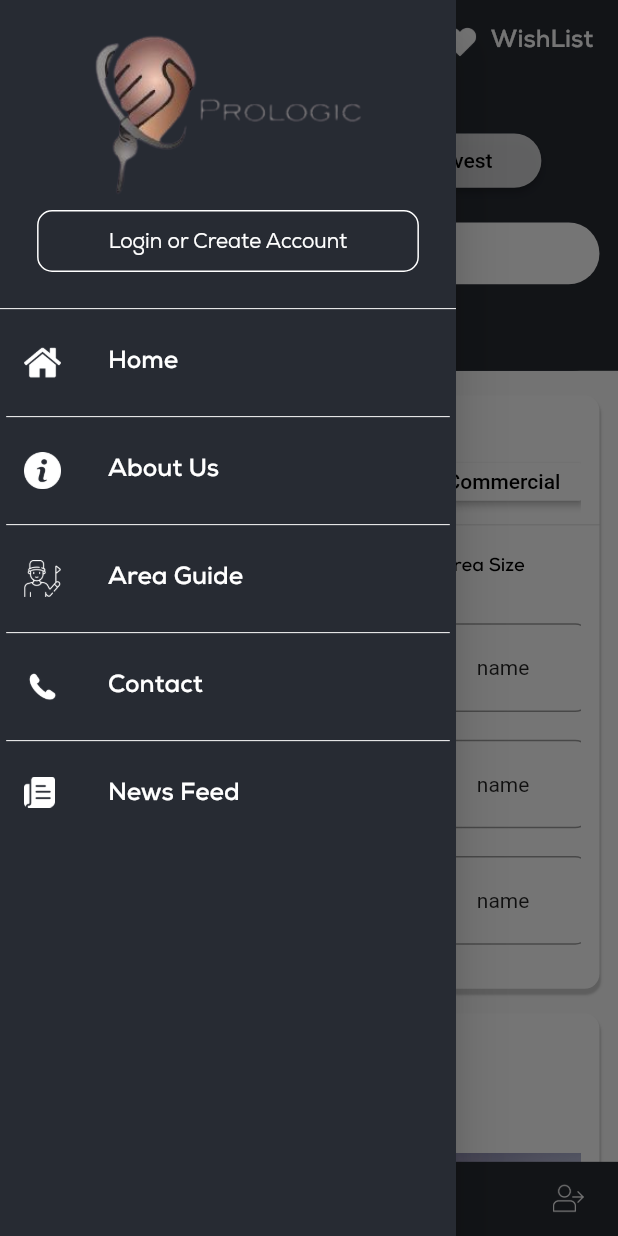
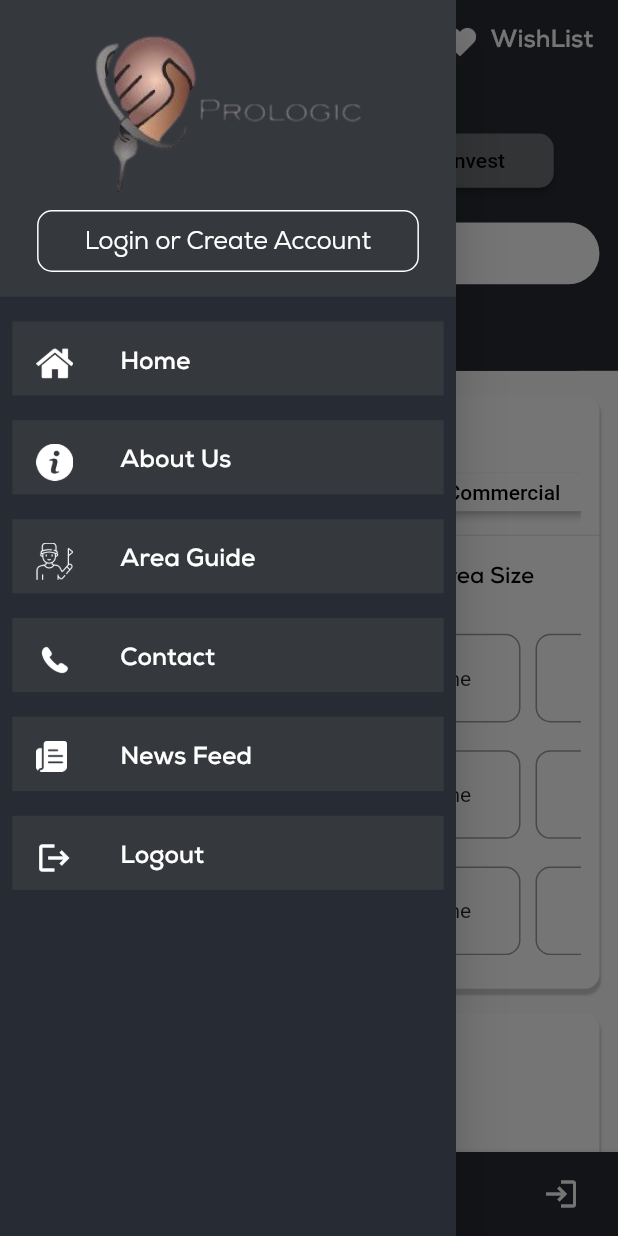
Before and after one commit to atif1994/Real-state-mobile, a Flutter app: the Home screen opened directly, with the side drawer open, on a phone screen of 412 x 824 dp. Run offline on Flutter 3.47's test engine with Material 2 defaults, Android fonts, the light colour scheme and no system bars; drawn by our look-alikes of animated_text_kit, bottom_navy_bar; our stand-ins replace cached_network_image, csc_picker, dio, flutter_rating_bar, fluttertoast, get and 4 more; accounts and stored records are empty.

Commit message:
changes in custom widget and drawer
changes in custom widget and drawer

```diff
--- a/lib/Views/Home/home.dart
+++ b/lib/Views/Home/home.dart
@@ -1,11 +1,11 @@
 // ignore_for_file: unused_field
 
 import 'package:animated_text_kit/animated_text_kit.dart';
+import 'package:bottom_navy_bar/bottom_navy_bar.dart';
 import 'package:flutter/material.dart';
-import 'package:get/get.dart';
-import 'package:prologic_29/Views/ContactUs/contact_us.dart';
 import 'package:prologic_29/Views/Home/Profile/profile.dart';
 import 'package:prologic_29/custom_widgets/custom_button.dart';
+import 'package:prologic_29/custom_widgets/drawer_widget.dart';
 import 'package:prologic_29/utils/constants/appcolors.dart';
 import 'package:prologic_29/utils/constants/fonts.dart';
 import 'package:prologic_29/utils/constants/image_resources.dart';
@@ -13,7 +13,6 @@ import 'package:prologic_29/utils/styles/app_textstyles.dart';
 import 'package:prologic_29/utils/styles/custom_decorations.dart';
 import 'package:sizer/sizer.dart';
 
-import '../AboutUs/about_us.dart';
 import 'home_screen.dart';
 
 class Home extends StatefulWidget {
@@ -55,6 +54,8 @@ class _HomeState extends State<Home> {
     AppImageResources.img2,
     AppImageResources.img3
   ];
+  final bool _isContainerExpand = false;
+  int _navBarIndex = 0;
   int _selectedIndex = 0;
   int _browsPropertyIndex = 0;
   int _browsPropertyIndex1 = 0;
@@ -67,167 +68,39 @@ class _HomeState extends State<Home> {
   Widget build(BuildContext context) {
     return SafeArea(
       child: Scaffold(
-        drawer: Drawer(
+        drawer: const CustomDrawer(),
+
+        bottomNavigationBar: BottomNavyBar(
           backgroundColor: AppColors.appthem,
-          child: Column(
-            children: [
-              Container(
-                width: 100.0.w,
-                height: 24.0.h,
-                color: AppColors.appthem,
-                child: Column(
-                  children: [
-                    SizedBox(
-                      height: 2.0.h,
+          selectedIndex: _navBarIndex,
+          showElevation: true, // use this to remove appBar's elevation
+          onItemSelected: (index) => setState(() {
+            _navBarIndex = index;
+            // _pageController.animateToPage(index,
+            //     duration: Duration(milliseconds: 300), curve: Curves.ease);
+          }),
+          items: [
+            BottomNavyBarItem(
+              icon: const Icon(Icons.home),
+              title: const Text('Home'),
+              activeColor: Colors.white,
             ),
-                    Image.asset(
-                      AppImageResources.applogo,
-                      height: 14.0.h,
+            BottomNavyBarItem(
+              icon: const Icon(Icons.search),
+              title: const Text('Serach'),
+              activeColor: Colors.white,
             ),
-                    Container(
-                      margin: EdgeInsets.only(
-                          left: 6.0.w, right: 6.0.w, top: 1.0.h),
-                      height: 5.0.h,
-                      width: 100.0.w,
-                      decoration: CustomDecorations.con3.copyWith(
-                          color: Colors.transparent,
-                          border: Border.all(color: AppColors.colorWhite)),
-                      child: Center(
-                        child: Text(
-                          "Login or Create Account",
-                          style: AppTextStyles.labelSmall.copyWith(
-                              color: AppColors.colorWhite, fontSize: 10.sp),
+            BottomNavyBarItem(
+              icon: const Icon(Icons.person),
+              title: const Text('Person'),
+              activeColor: Colors.white,
             ),
+            BottomNavyBarItem(
+              icon: const Icon(Icons.login),
+              title: const Text('SignIn'),
+              activeColor: Colors.white,
             ),
-                    )
           ],
-                ),
-              ),
-              const Divider(
-                color: AppColors.colorWhite,
-              ),
-              ListTile(
-                leading: Image.asset(
-                  AppImageResources.home,
-                  color: AppColors.colorWhite,
-                  height: 3.0.h,
-                ),
-                title: Text(
-                  "Home",
-                  style: AppTextStyles.heading1
-                      .copyWith(color: AppColors.colorWhite),
-                ),
-              ),
-              Padding(
-                padding: EdgeInsets.only(left: 1.0.w, right: 1.0.w),
-                child: const Divider(
-                  color: AppColors.colorWhite,
-                ),
-              ),
-              ListTile(
-                onTap: () {
-                  Get.to(() => const AboutUs());
-                },
-                leading: Image.asset(
-                  AppImageResources.aboutUs,
-                  color: AppColors.colorWhite,
-                  height: 3.0.h,
-                ),
-                title: Text(
-                  "About Us",
-                  style: AppTextStyles.heading1
-                      .copyWith(color: AppColors.colorWhite),
-                ),
-              ),
-              Padding(
-                padding: EdgeInsets.only(left: 1.0.w, right: 1.0.w),
-                child: const Divider(
-                  color: AppColors.colorWhite,
-                ),
-              ),
-              ListTile(
-                leading: Image.asset(
-                  AppImageResources.areaGuide,
-                  color: AppColors.colorWhite,
-                  height: 3.0.h,
-                ),
-                title: Text(
-                  "Area Guide",
-                  style: AppTextStyles.heading1
-                      .copyWith(color: AppColors.colorWhite),
-                ),
-              ),
-              Padding(
-                padding: EdgeInsets.only(left: 1.0.w, right: 1.0.w),
-                child: const Divider(
-                  color: AppColors.colorWhite,
-                ),
-              ),
-              ListTile(
-                onTap: () {
-                  Get.to(() => const contactus());
-                },
-                leading: Image.asset(
-                  AppImageResources.contact,
-                  color: AppColors.colorWhite,
-                  height: 3.0.h,
-                ),
-                title: Text(
-                  "Contact",
-                  style: AppTextStyles.heading1
-                      .copyWith(color: AppColors.colorWhite),
-                ),
-              ),
-              Padding(
-                padding: EdgeInsets.only(left: 1.0.w, right: 1.0.w),
-                child: const Divider(
-                  color: AppColors.colorWhite,
-                ),
-              ),
-              ListTile(
-                leading: Image.asset(
-                  color: AppColors.colorWhite,
-                  AppImageResources.newFeed,
-                  height: 2.5.h,
-                ),
-                title: Text(
-                  "News Feed",
-                  style: AppTextStyles.heading1
-                      .copyWith(color: AppColors.colorWhite),
-                ),
-              )
-            ],
-          ),
-        ),
-
-        bottomNavigationBar: Container(
-          height: 6.0.h,
-          color: AppColors.appthem,
-          child: Row(
-            mainAxisAlignment: MainAxisAlignment.spaceAround,
-            children: [
-              const Icon(
-                Icons.home,
-                color: AppColors.colorWhite,
-              ),
-              const SizedBox(),
-              const Icon(
-                Icons.search,
-                color: AppColors.colorWhite,
-              ),
-              const SizedBox(),
-              const Icon(
-                Icons.person,
-                color: AppColors.colorWhite,
-              ),
-              const SizedBox(),
-              Image.asset(
-                AppImageResources.signIn,
-                color: AppColors.colorWhite,
-                height: 2.5.h,
-              )
-            ],
-          ),
         ),
 
         ///bottom nav bar end
@@ -275,8 +148,6 @@ class _HomeState extends State<Home> {
                               borderRadius: BorderRadius.only(
                                   bottomRight: Radius.circular(30))),
                         ),
-                        // Image.network(
-                        //     "https://images.unsplash.com/photo-1608555307638-992062b31329?ixlib=rb-4.0.3&ixid=MnwxMjA3fDB8MHxwaG90by1wYWdlfHx8fGVufDB8fHx8&auto=format&fit=crop&w=2070&q=80"),
                         Container(
                           margin: EdgeInsets.only(top: 10.0.h),
                           height: 6.0.h,
@@ -290,19 +161,20 @@ class _HomeState extends State<Home> {
                                   padding: EdgeInsets.only(
                                       top: 0.8.h,
                                       bottom: 0.8.h,
-                                      left: index == 0 ? 7.0.w : 2.8.w),
+                                      left: index == 0 ? 9.0.w : 2.8.w),
                                   child: SizedBox(
                                     width: 25.0.w,
                                     child: ElevatedButton(
                                         style: ElevatedButton.styleFrom(
                                           shape: RoundedRectangleBorder(
                                               borderRadius:
-                                                    BorderRadius.circular(300)),
+                                                  BorderRadius.circular(10)),
                                           backgroundColor:
                                               _selectedIndex == index
                                                   ? AppColors.colorWhite
-                                                    : AppColors.colorWhite
-                                                        .withOpacity(0.8)),
+                                                  : const Color.fromARGB(
+                                                      255, 112, 114, 117),
+                                        ),
                                         onPressed: () {
                                           setState(() {
                                             _selectedIndex = index;
@@ -368,9 +240,9 @@ class _HomeState extends State<Home> {
                           child: Text(
                             "Browse Propertise",
                             style: AppTextStyles.heading1.copyWith(
-                                fontFamily: AppFonts.nexaBook,
-                                fontSize: 10.sp,
-                                color: AppColors.colorblack),
+                                fontFamily: AppFonts.nexaBold,
+                                fontSize: 16.sp,
+                                color: AppColors.appthem),
                           ),
                         ),
                         Container(
@@ -448,7 +320,7 @@ class _HomeState extends State<Home> {
                                     child: Text(
                                       "Popular",
                                       style: AppTextStyles.heading1.copyWith(
-                                          fontSize: 9.sp,
+                                          fontSize: 11.sp,
                                           color: _browsPropertyIndex1 == 0
                                               ? AppColors.appthem
                                               : AppColors.colorblack),
@@ -475,7 +347,7 @@ class _HomeState extends State<Home> {
                                     child: Text(
                                       "Type",
                                       style: AppTextStyles.heading1.copyWith(
-                                          fontSize: 9.sp,
+                                          fontSize: 11.sp,
                                           color: _browsPropertyIndex1 == 1
                                               ? AppColors.appthem
                                               : AppColors.colorblack),
@@ -502,7 +374,7 @@ class _HomeState extends State<Home> {
                                     child: Text(
                                       "Location",
                                       style: AppTextStyles.heading1.copyWith(
-                                          fontSize: 9.sp,
+                                          fontSize: 11.sp,
                                           color: _browsPropertyIndex1 == 2
                                               ? AppColors.appthem
                                               : AppColors.colorblack),
@@ -529,7 +401,7 @@ class _HomeState extends State<Home> {
                                     child: Text(
                                       "Area Size",
                                       style: AppTextStyles.heading1.copyWith(
-                                          fontSize: 9.sp,
+                                          fontSize: 11.sp,
                                           color: _browsPropertyIndex1 == 3
                                               ? AppColors.appthem
                                               : AppColors.colorblack),
@@ -548,8 +420,8 @@ class _HomeState extends State<Home> {
                               scrollDirection: Axis.horizontal,
                               gridDelegate:
                                   const SliverGridDelegateWithMaxCrossAxisExtent(
-                                      maxCrossAxisExtent: 80,
-                                      childAspectRatio: 1.3 / 2,
+                                      maxCrossAxisExtent: 100,
+                                      childAspectRatio: 1.5 / 2,
                                       crossAxisSpacing: 2,
                                       mainAxisSpacing: 10),
                               itemCount: 12,
@@ -964,7 +836,8 @@ class _HomeState extends State<Home> {
 
                   ///prologics 29
 
-                  Container(
+                  AnimatedContainer(
+                    duration: const Duration(milliseconds: 400),
                     margin:
                         EdgeInsets.only(left: 3.0.w, right: 3.0.w, top: 2.0.h),
                     height: 70.0.h,
--- /dev/null
+++ b/lib/custom_widgets/drawer_widget.dart
@@ -0,0 +1,195 @@
+import 'package:flutter/material.dart';
+import 'package:get/get.dart';
+import 'package:prologic_29/Views/AboutUs/about_us.dart';
+import 'package:prologic_29/Views/ContactUs/contact_us.dart';
+import 'package:prologic_29/utils/constants/appcolors.dart';
+import 'package:prologic_29/utils/constants/image_resources.dart';
+import 'package:prologic_29/utils/styles/app_textstyles.dart';
+import 'package:prologic_29/utils/styles/custom_decorations.dart';
+import 'package:sizer/sizer.dart';
+
+class CustomDrawer extends StatelessWidget {
+  const CustomDrawer({
+    Key? key,
+  }) : super(key: key);
+
+  @override
+  Widget build(BuildContext context) {
+    return Drawer(
+      backgroundColor: AppColors.appthem,
+      child: Column(
+        children: [
+          Container(
+            width: 100.0.w,
+            height: 24.0.h,
+            color: const Color.fromARGB(255, 53, 56, 61),
+            child: Column(
+              children: [
+                SizedBox(
+                  height: 2.0.h,
+                ),
+                Image.asset(
+                  AppImageResources.applogo,
+                  height: 14.0.h,
+                ),
+                Container(
+                  margin:
+                      EdgeInsets.only(left: 6.0.w, right: 6.0.w, top: 1.0.h),
+                  height: 5.0.h,
+                  width: 100.0.w,
+                  decoration: CustomDecorations.con3.copyWith(
+                    color: const Color.fromARGB(255, 53, 56, 61),
+                  ),
+                  child: Center(
+                    child: Text(
+                      "Login or Create Account",
+                      style: AppTextStyles.labelSmall.copyWith(
+                          color: AppColors.colorWhite, fontSize: 12.sp),
+                    ),
+                  ),
+                )
+              ],
+            ),
+          ),
+          // const Divider(
+          //   color: AppColors.colorWhite,
+          // ),
+          SizedBox(
+            height: 2.0.h,
+          ),
+          Container(
+            margin: EdgeInsets.only(left: 2.0.w, right: 2.0.w),
+            height: 6.0.h,
+            width: 100.0.w,
+            color: const Color.fromARGB(255, 53, 56, 61),
+            child: Center(
+              child: ListTile(
+                leading: Image.asset(
+                  AppImageResources.home,
+                  color: AppColors.colorWhite,
+                  height: 3.0.h,
+                ),
+                title: Text(
+                  "Home",
+                  style: AppTextStyles.heading1
+                      .copyWith(color: AppColors.colorWhite),
+                ),
+              ),
+            ),
+          ),
+          SizedBox(
+            height: 2.0.h,
+          ),
+          Container(
+            margin: EdgeInsets.only(left: 2.0.w, right: 2.0.w),
+            height: 6.0.h,
+            width: 100.0.w,
+            color: const Color.fromARGB(255, 53, 56, 61),
+            child: ListTile(
+              onTap: () {
+                Get.to(() => const AboutUs());
+              },
+              leading: Image.asset(
+                AppImageResources.aboutUs,
+                color: AppColors.colorWhite,
+                height: 3.0.h,
+              ),
+              title: Text(
+                "About Us",
+                style: AppTextStyles.heading1
+                    .copyWith(color: AppColors.colorWhite),
+              ),
+            ),
+          ),
+          SizedBox(
+            height: 2.0.h,
+          ),
+          Container(
+            margin: EdgeInsets.only(left: 2.0.w, right: 2.0.w),
+            height: 6.0.h,
+            width: 100.0.w,
+            color: const Color.fromARGB(255, 53, 56, 61),
+            child: ListTile(
+              leading: Image.asset(
+                AppImageResources.areaGuide,
+                color: AppColors.colorWhite,
+                height: 3.0.h,
+              ),
+              title: Text(
+                "Area Guide",
+                style: AppTextStyles.heading1
+                    .copyWith(color: AppColors.colorWhite),
+              ),
+            ),
+          ),
+          SizedBox(
+            height: 2.0.h,
+          ),
+          Container(
+            margin: EdgeInsets.only(left: 2.0.w, right: 2.0.w),
+            height: 6.0.h,
+            width: 100.0.w,
+            color: const Color.fromARGB(255, 53, 56, 61),
+            child: ListTile(
+              onTap: () {
+                Get.to(() => const ContactUs());
+              },
+              leading: Image.asset(
+                AppImageResources.contact,
+                color: AppColors.colorWhite,
+                height: 3.0.h,
+              ),
+              title: Text(
+                "Contact",
+                style: AppTextStyles.heading1
+                    .copyWith(color: AppColors.colorWhite),
+              ),
+            ),
+          ),
+          SizedBox(
+            height: 2.0.h,
+          ),
+          Container(
+            margin: EdgeInsets.only(left: 2.0.w, right: 2.0.w),
+            height: 6.0.h,
+            width: 100.0.w,
+            color: const Color.fromARGB(255, 53, 56, 61),
+            child: ListTile(
+              leading: Image.asset(
+                color: AppColors.colorWhite,
+                AppImageResources.newFeed,
+                height: 2.5.h,
+              ),
+              title: Text(
+                "News Feed",
+                style: AppTextStyles.heading1
+                    .copyWith(color: AppColors.colorWhite),
+              ),
+            ),
+          ),
+
+          SizedBox(
+            height: 2.0.h,
+          ),
+          Container(
+            margin: EdgeInsets.only(left: 2.0.w, right: 2.0.w),
+            height: 6.0.h,
+            width: 100.0.w,
+            color: const Color.fromARGB(255, 53, 56, 61),
+            child: ListTile(
+              leading: const Icon(
+                Icons.logout,
+                color: AppColors.colorWhite,
+              ),
+              title: Text(
+                "Logout",
+                style: AppTextStyles.heading1
+                    .copyWith(color: AppColors.colorWhite),
+              ),
+            ),
+          )
+        ],
+      ),
+    );
+  }
+}
--- a/lib/utils/styles/custom_decorations.dart
+++ b/lib/utils/styles/custom_decorations.dart
@@ -30,5 +30,5 @@ class CustomDecorations {
   static BoxDecoration con3 = BoxDecoration(
       borderRadius: BorderRadius.circular(10),
       color: AppColors.colorWhite,
-      border: Border.all(color: AppColors.appthem));
+      border: Border.all(color: AppColors.colorWhite));
 }
--- a/pubspec.yaml
+++ b/pubspec.yaml
@@ -44,6 +44,7 @@ dependencies:
   provider: ^6.0.3
   shared_preferences: ^2.0.15
   animated_text_kit: ^4.2.2
+  bottom_navy_bar: ^6.0.0
   sizer: ^2.0.15
 dev_dependencies:
 
```
Also changed, not shown: lib/Views/ContactUs/contact_us.dart (+23 -35 lines), lib/Views/Drawer/contactus.dart (deleted, +0 -122 lines), lib/Views/Drawer/my_drawer.dart (deleted, +0 -87 lines), lib/custom_widgets/custom_button.dart (+7 -2 lines), lib/custom_widgets/custom_textfield.dart (+14 -5 lines), pubspec.lock. Lines whose indentation alone changed are shown as unchanged.
